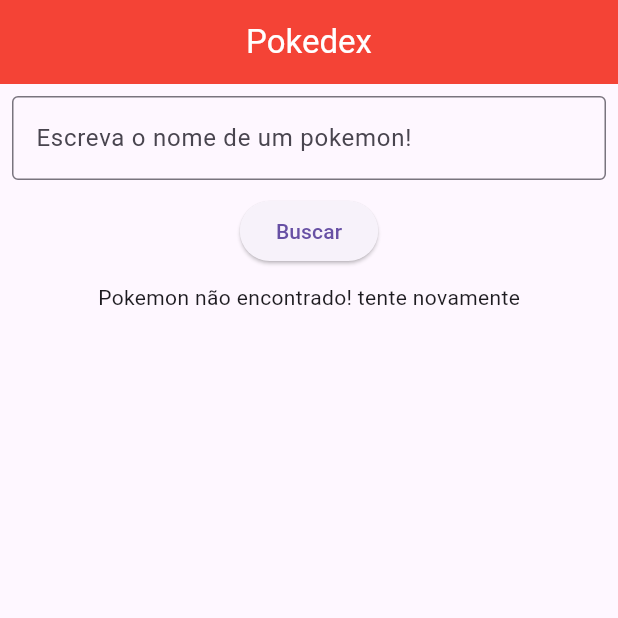
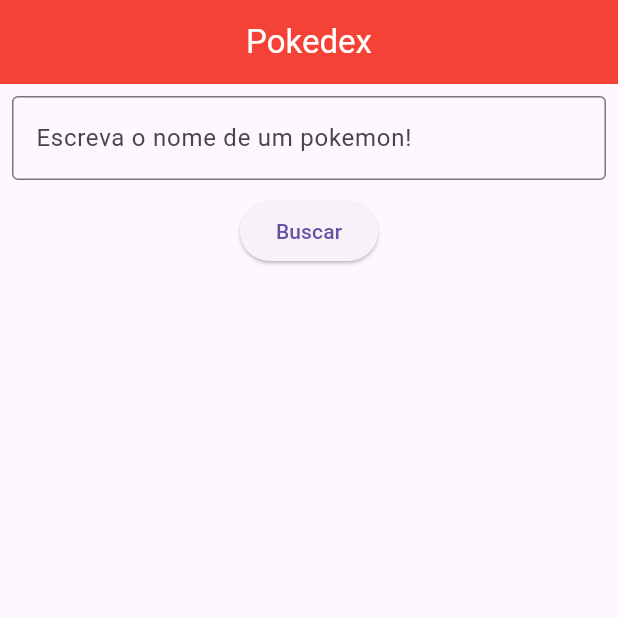
Before and after one commit to VinioVnz/pokedex_flutter, a Flutter app: the screen it shows after launch, on a phone screen of 412 x 824 dp, the top half of it. Run offline on Flutter 3.47's test engine with Material 3 defaults, Android fonts, the phone set to English and light mode, and no system bars.

Commit message:
pokedex atualizada

```diff
--- a/lib/src/controllers/pokemon_controller.dart
+++ b/lib/src/controllers/pokemon_controller.dart
@@ -12,12 +12,14 @@ class PokemonController extends ChangeNotifier {
   bool get loading => _loading;
 
   Future<void> getPokemon(String name) async {
-
+    if(name.isEmpty){
+      return;
+    }
     _loading = true;
     notifyListeners();
 
     _pokemon = await _service.getPokemon(name);
-
+    print("IMAGE:${_pokemon!.sprite}");
     _loading = false;
     notifyListeners();
   }
--- a/lib/src/models/pokemon_model.dart
+++ b/lib/src/models/pokemon_model.dart
@@ -1,20 +1,31 @@
 class PokemonModel {
   int? id;
   final String name;
-
-  final int weight;
-  final int height;
+  final List<String> types;
+  final double weight;
+  final double height;
   final String sprite;
 
-  PokemonModel({this.id,required this.name, required this.weight, required this.height, required this.sprite});
+  PokemonModel({
+    this.id,
+    required this.types,
+    required this.name,
+    required this.weight,
+    required this.height,
+    required this.sprite,
+  });
 
-  factory PokemonModel.fromJson(Map<String,dynamic> json){
+  factory PokemonModel.fromJson(Map<String, dynamic> json) {
     return PokemonModel(
       name: json['name'],
-
-      weight : json['weight'],
-      height: json['height'],
+      types: List<String>.from(
+        json['types'].map((t) => t['type']['name']),
+      ), //rotina para pegar todos os types e colocar em uma lista
+      weight:
+          (json['weight'] as num).toDouble() / 10, //transformar de hg para kg
+      height:
+          (json['height'] as num).toDouble() * 10, //transformar de dc para cm,
       sprite: json['sprites']['front_default'],
-      );
+    );
   }
 }
--- a/lib/src/services/pokemon_service.dart
+++ b/lib/src/services/pokemon_service.dart
@@ -10,7 +10,7 @@ class PokemonService {
     final response = await http.get(Uri.parse('$baseUrl/$name'));
 
     if(response.statusCode != 200){
-      throw Exception('Pokemon não encontrado');
+throw Exception('Pokemon não encontrado');
     }
     final data = jsonDecode(response.body);
 
--- a/lib/src/views/home_view.dart
+++ b/lib/src/views/home_view.dart
@@ -11,7 +11,8 @@ class HomeView extends StatefulWidget {
 }
 
 void _searchPokemon() async {}
- TextEditingController _inputController = TextEditingController();
+TextEditingController _inputController = TextEditingController();
+
 class _HomeViewState extends State<HomeView> {
   @override
   Widget build(BuildContext context) {
@@ -36,20 +37,24 @@ class _HomeViewState extends State<HomeView> {
                 border: OutlineInputBorder(),
               ),
             ),
-            const SizedBox(height: 10,),
+            const SizedBox(height: 10),
             _controller.loading
                 ? CircularProgressIndicator()
                 : ElevatedButton(
-                    onPressed: () => _controller.getPokemon(_inputController.text.trim()),
+                    onPressed: () =>
+                        _controller.getPokemon(_inputController.text.trim()),
                     child: Text('Buscar'),
                   ),
-            const SizedBox(height: 10,),
+            const SizedBox(height: 10),
 
-            if(_controller.pokemon != null)...[
-              CardPokemon(pokemon: _controller.pokemon!)
-            ] else if(_controller.pokemon == null)...[
-              Text('Pokemon não encontrado! tente novamente')
-            ]
+            if (_controller.pokemon != null) ...[
+              CardPokemon(pokemon: _controller.pokemon!),
+
+            ] else if (_controller.pokemon == null &&
+                _inputController.text.isNotEmpty &&
+                !_controller.loading) ...[
+              Text('Pokemon não encontrado! tente novamente'),
+            ],
           ],
         ),
       ),
```
Also changed, not shown: lib/src/widgets/card_pokemon.dart (+49 -7 lines), 1 other file.
